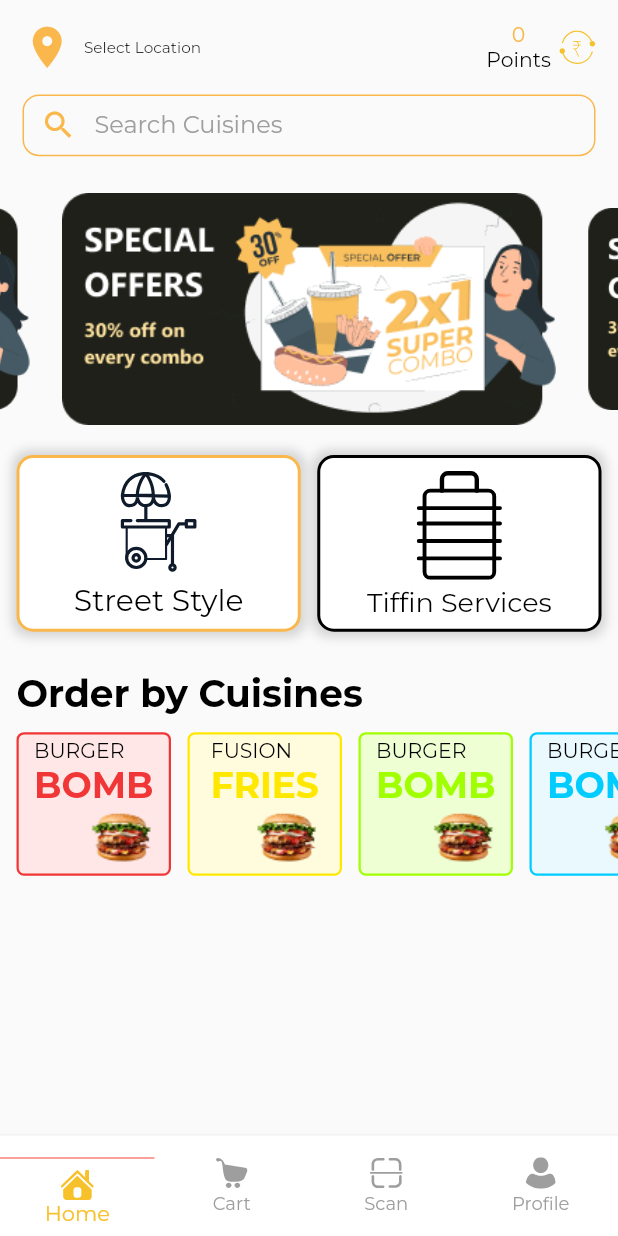
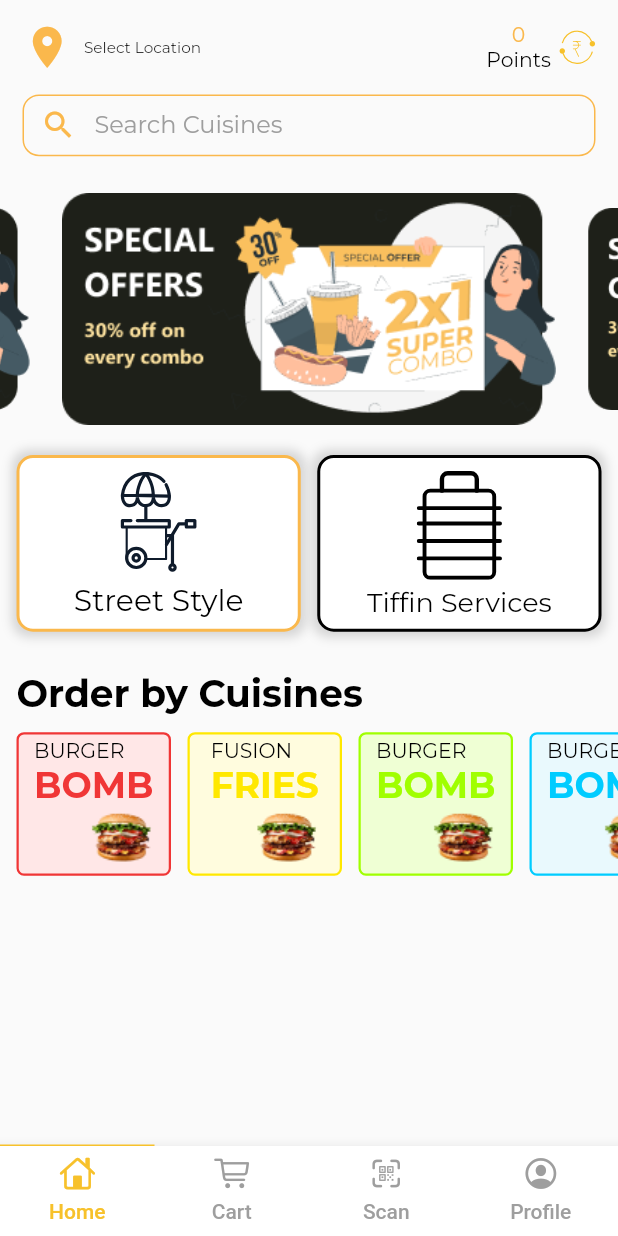
Before and after one commit to Foodistaan2021/Foodistaan-Main, a Flutter app: the MainScreen screen opened by its route, on a phone screen of 412 x 824 dp. Run offline on Flutter 3.47's test engine with Material 2 defaults, Android fonts, the phone set to English and light mode, and no system bars; drawn by our look-alikes of carousel_slider; our stand-ins replace cloud_firestore, firebase_auth, firebase_core, flutter_rating_bar, flutter_spinkit, flutter_svg and 13 more; missing offline and left inert: qr_code_scanner, razorpay_flutter; accounts and stored records are empty; project files that could hold a hidden picture were left out.

Commit message:
bottom navbar fix

```diff
--- a/lib/MainScreenFolder/mainScreenFile.dart
+++ b/lib/MainScreenFolder/mainScreenFile.dart
@@ -1,5 +1,7 @@
 import 'package:firebase_auth/firebase_auth.dart';
+import 'package:flutter/cupertino.dart';
 import 'package:flutter/material.dart';
+import 'package:flutter/scheduler.dart';
 import 'package:flutter_svg/svg.dart';
 import 'package:foodistan/cart_screens/login_pay_cart_screen_main.dart';
 import 'package:foodistan/functions/order_functions.dart';
@@ -11,7 +13,7 @@ import 'HomeScreenFile.dart';
 import 'package:foodistan/Data/data.dart';
 import 'AppBar/LocationPointsSearch.dart';
 import 'package:modal_bottom_sheet/modal_bottom_sheet.dart';
-import 'package:titled_navigation_bar/titled_navigation_bar.dart';
+
 
 //Main screen contains bottom nav bar
 //which contains all the main screens
@@ -23,15 +25,17 @@ class MainScreen extends StatefulWidget {
   _MainScreenState createState() => _MainScreenState();
 }
 
-class _MainScreenState extends State<MainScreen> {
+class _MainScreenState extends State<MainScreen> with TickerProviderStateMixin {
   String? userNumber = FirebaseAuth.instance.currentUser!.phoneNumber;
 
   PageController _pageController = PageController();
+  TabController? tabController;
 
   @override
   void initState() {
     super.initState();
     _pageController = PageController(initialPage: widget.currentIndex);
+    tabController = TabController(length: 4, vsync: this, initialIndex: 0);
   }
 
   @override
@@ -51,55 +55,100 @@ class _MainScreenState extends State<MainScreen> {
     final Color selected = Color.fromRGBO(247, 193, 43, 1);
     final Color unselected = Colors.grey;
     return Scaffold(
-      bottomNavigationBar: BottomNavigationBar(
-          currentIndex: widget.currentIndex,
-          onTap: (index) => setState(() {
-                widget.currentIndex = index;
-                _pageController.jumpToPage(widget.currentIndex);
-              }),
-          type: BottomNavigationBarType.fixed,
-          iconSize: 16,
-          unselectedItemColor: unselected,
-          selectedItemColor: selected,
-          backgroundColor: Colors.white,
-          showUnselectedLabels: true,
-          showSelectedLabels: true,
-          elevation: 2,
-          items: <BottomNavigationBarItem>[
-            BottomNavigationBarItem(
-              label: 'Home',
-              icon: Column(children: [
-                Divider(
-                  color: Colors.red,
-                ),
-                SvgPicture.asset(
-                  'Images/bottomhome.svg',
-                  color: widget.currentIndex == 0 ? selected : unselected,
-                ),
-              ]),
+      bottomNavigationBar: BottomAppBar(
+        notchMargin: 4,
+        shape: CircularNotchedRectangle(),
+        child: SizedBox(
+          height: 60,
+          child: TabBar(
+            labelColor: selected,
+            unselectedLabelColor: unselected,
+            isScrollable: false,
+            indicatorSize: TabBarIndicatorSize.tab,
+            indicatorColor: Theme.of(context).primaryColor,
+            controller: tabController,
+            indicator: UnderlineTabIndicator(
+              insets: EdgeInsets.fromLTRB(0.0, 0.0, 0.0, 60.0),
+              borderSide: BorderSide(color: selected, width: 1),
             ),
-            BottomNavigationBarItem(
-              label: 'Cart',
-              icon: SvgPicture.asset(
-                'Images/bottomcart.svg',
-                color: widget.currentIndex == 1 ? selected : unselected,
+            onTap: (value) {
+              widget.currentIndex = value;
+              _pageController.jumpToPage(value);
+            },
+            tabs: [
+              Tab(
+                icon: Icon(CupertinoIcons.home),
+                iconMargin: EdgeInsets.only(bottom: 5),
+                text: 'Home',
               ),
-            ),
-            BottomNavigationBarItem(
-              label: 'Scan',
-              icon: SvgPicture.asset(
-                'Images/bottomscan.svg',
-                color: widget.currentIndex == 2 ? selected : unselected,
+              Tab(
+                icon: Icon(CupertinoIcons.cart),
+                iconMargin: EdgeInsets.only(bottom: 5),
+                text: 'Cart',
               ),
-            ),
-            BottomNavigationBarItem(
-              label: 'Profile',
-              icon: SvgPicture.asset(
-                'Images/bottomprofile.svg',
-                color: widget.currentIndex == 3 ? selected : unselected,
+              Tab(
+                icon: Icon(CupertinoIcons.qrcode_viewfinder),
+                iconMargin: EdgeInsets.only(bottom: 5),
+                text: 'Scan',
               ),
-            ),
-          ]),
+              Tab(
+                icon: Icon(CupertinoIcons.profile_circled),
+                iconMargin: EdgeInsets.only(bottom: 5),
+                text: 'Profile',
+              ),
+            ],
+          ),
+        ),
+      ),
+      // bottomNavigationBar: BottomNavigationBar(
+      //     currentIndex: widget.currentIndex,
+      //     onTap: (index) => setState(() {
+      //           widget.currentIndex = index;
+      //           _pageController.jumpToPage(widget.currentIndex);
+      //         }),
+      //     type: BottomNavigationBarType.fixed,
+      //     iconSize: 16,
+      //     unselectedItemColor: unselected,
+      //     selectedItemColor: selected,
+      //     backgroundColor: Colors.white,
+      //     showUnselectedLabels: true,
+      //     showSelectedLabels: true,
+      //     elevation: 2,
+      //     items: <BottomNavigationBarItem>[
+      //       BottomNavigationBarItem(
+      //         label: 'Home',
+      //         icon: Column(children: [
+      //           Divider(
+      //             color: Colors.red,
+      //           ),
+      //           SvgPicture.asset(
+      //             'Images/bottomhome.svg',
+      //             color: widget.currentIndex == 0 ? selected : unselected,
+      //           ),
+      //         ]),
+      //       ),
+      //       BottomNavigationBarItem(
+      //         label: 'Cart',
+      //         icon: SvgPicture.asset(
+      //           'Images/bottomcart.svg',
+      //           color: widget.currentIndex == 1 ? selected : unselected,
+      //         ),
+      //       ),
+      //       BottomNavigationBarItem(
+      //         label: 'Scan',
+      //         icon: SvgPicture.asset(
+      //           'Images/bottomscan.svg',
+      //           color: widget.currentIndex == 2 ? selected : unselected,
+      //         ),
+      //       ),
+      //       BottomNavigationBarItem(
+      //         label: 'Profile',
+      //         icon: SvgPicture.asset(
+      //           'Images/bottomprofile.svg',
+      //           color: widget.currentIndex == 3 ? selected : unselected,
+      //         ),
+      //       ),
+      //     ]),
       body: Stack(
         children: [
           PageView(
--- a/lib/functions/shared_preference_functions.dart
+++ /dev/null
@@ -1,19 +0,0 @@
-import 'package:shared_preferences/shared_preferences.dart';
-
-class SharedPreferenceFunctions {
-  storeCartId(cartId) async {
-    SharedPreferences prefs = await SharedPreferences.getInstance();
-    prefs.setString('cartId', cartId);
-  }
-
-  getCartId() async {
-    SharedPreferences prefs = await SharedPreferences.getInstance();
-    String? cartId = prefs.getString('cartId');
-    return cartId;
-  }
-
-  removeCartId() async {
-    SharedPreferences prefs = await SharedPreferences.getInstance();
-    prefs.remove('cartId');
-  }
-}
--- a/lib/providers/cart_id_provider.dart
+++ b/lib/providers/cart_id_provider.dart
@@ -1,4 +1,4 @@
-import 'package:bloc/bloc.dart';
+
 import 'package:cloud_firestore/cloud_firestore.dart';
 import 'package:firebase_auth/firebase_auth.dart';
 import 'package:flutter/material.dart';
--- a/lib/providers/user_address_provider.dart
+++ b/lib/providers/user_address_provider.dart
@@ -1,4 +1,4 @@
-import 'package:bloc/bloc.dart';
+
 import 'package:cloud_firestore/cloud_firestore.dart';
 import 'package:firebase_auth/firebase_auth.dart';
 import 'package:flutter/material.dart';
--- a/pubspec.yaml
+++ b/pubspec.yaml
@@ -10,17 +10,13 @@ environment:
 
 dependencies:
   auto_size_text: ^3.0.0
-  bloc: ^8.0.1
   carousel_slider: ^4.0.0
   cloud_firestore: ^3.1.0
-  country_code_picker: ^2.0.2
   cupertino_icons: ^1.0.2
-  dio: ^4.0.3
   firebase_auth: ^3.1.3
   firebase_core: ^1.6.0
   flutter:
     sdk: flutter
-  flutter_bloc: ^8.0.0
   flutter_polyline_points: ^1.0.0
   flutter_rating_bar: ^4.0.0
   flutter_spinkit: ^5.1.0
@@ -45,10 +41,8 @@ dependencies:
   razorpay_flutter: ^1.2.7
   readmore: ^2.1.0
   rflutter_alert: ^2.0.4
-  shared_preferences: ^2.0.11
   sizer: ^2.0.15
   solid_bottom_sheet: ^0.1.10
-  titled_navigation_bar: ^5.0.0-nullsafety.0
   uuid: ^3.0.5
 
 dev_dependencies:
```
Also changed, not shown: pubspec.lock, 2 other files.
